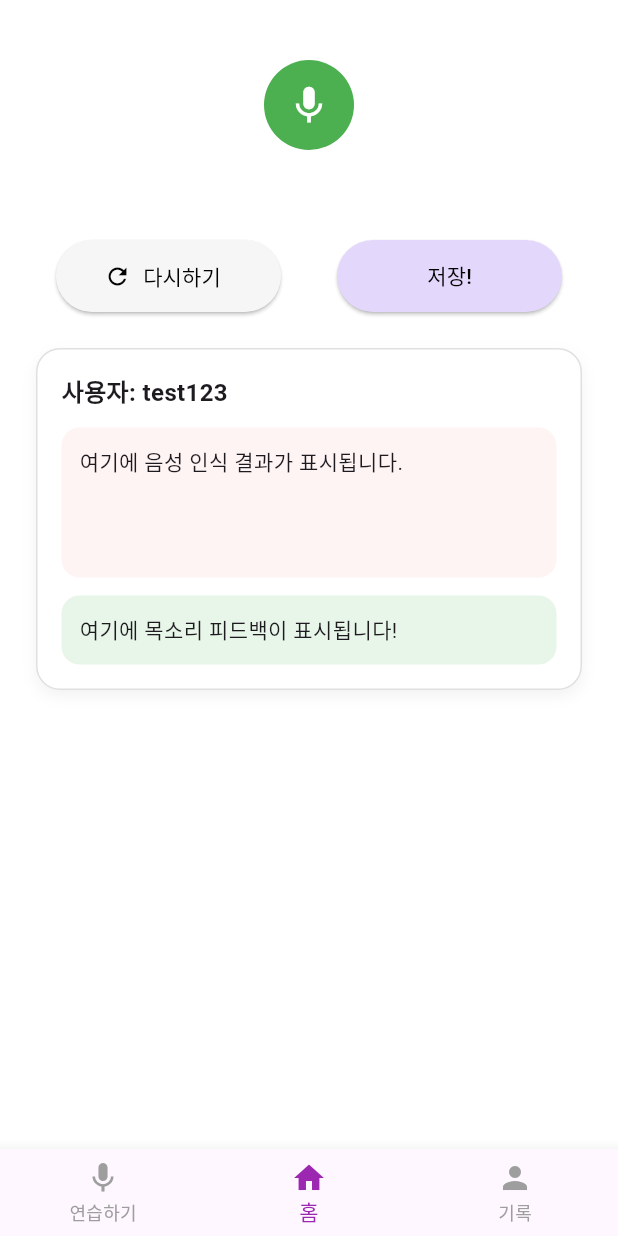
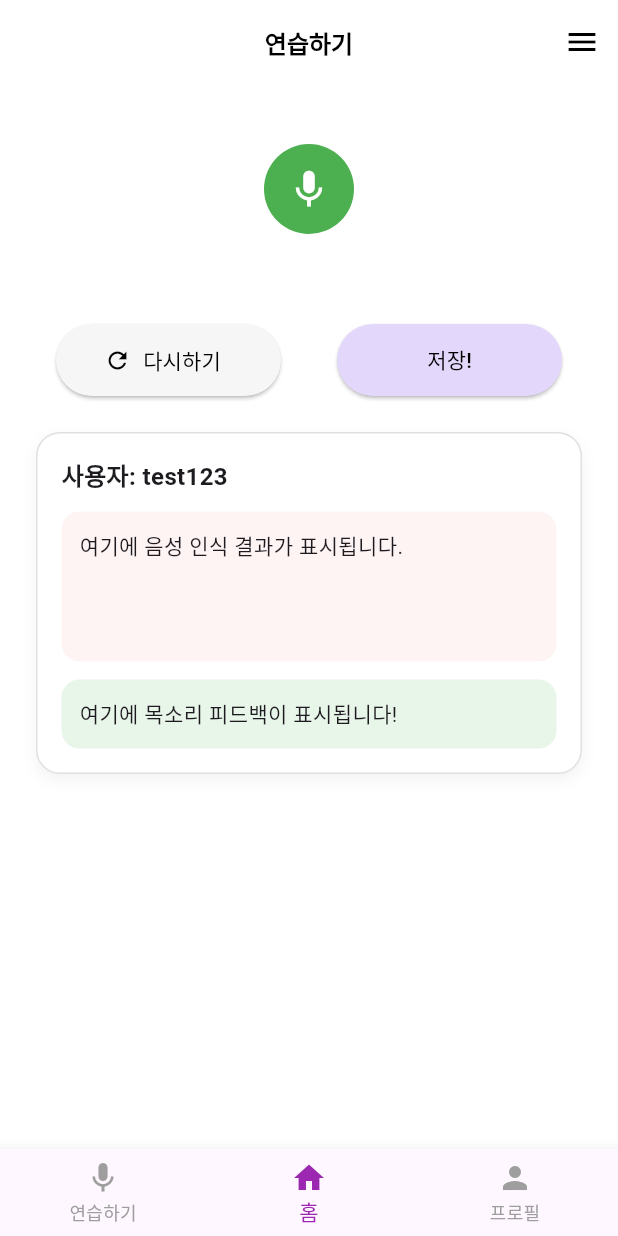
Before and after one commit to fufckddl/Sorimoi, a Flutter app: the CombinedVoiceScreen screen opened directly, on a phone screen of 412 x 824 dp. Run offline on Flutter 3.47's test engine with Material 3 defaults, Android fonts, the light colour scheme and no system bars; our stand-ins replace audioplayers, google_fonts, shared_preferences, table_calendar; missing offline and left inert: dart:html, kakao_flutter_sdk_common, kakao_flutter_sdk_user, mysql1, mysql_client, record; accounts and stored records are empty.

Commit message:
더보기 연결(프로필,연습하기)

```diff
--- a/lib/voice/voice_recognition.dart
+++ b/lib/voice/voice_recognition.dart
@@ -4,6 +4,8 @@ import 'package:http/http.dart' as http;
 import 'dart:convert';
 import 'dart:html' as html; // 웹용
 import 'package:flutter/foundation.dart' show kIsWeb;
+import 'package:pj1/common/app_drawer.dart';
+import 'package:pj1/common/custom_appbar.dart';
 // import 'package:flutter/widgets.dart'; // 🔒 모바일용 라이프사이클 감시용
 
 class CombinedVoiceScreen extends StatefulWidget {
@@ -221,6 +223,11 @@ class _CombinedVoiceScreenState extends State<CombinedVoiceScreen>
   Widget build(BuildContext context) {
     return Scaffold(
       backgroundColor: Colors.white,
+      endDrawer: const AppDrawer(),
+      appBar: const CustomAppBar(
+        title: '연습하기',
+        showBack: false,
+      ),
       body: SafeArea(
         child: Stack(
           alignment: Alignment.topCenter,
@@ -366,7 +373,7 @@ class _CombinedVoiceScreenState extends State<CombinedVoiceScreen>
         items: const [
           BottomNavigationBarItem(icon: Icon(Icons.mic), label: '연습하기'),
           BottomNavigationBarItem(icon: Icon(Icons.home), label: '홈'),
-          BottomNavigationBarItem(icon: Icon(Icons.person), label: '기록'),
+          BottomNavigationBarItem(icon: Icon(Icons.person), label: '프로필'),
         ],
       ),
     );
```
Also changed, not shown: lib/main.dart (+14 -13 lines), lib/user/profile/profileHome.dart (+6 -7 lines).
